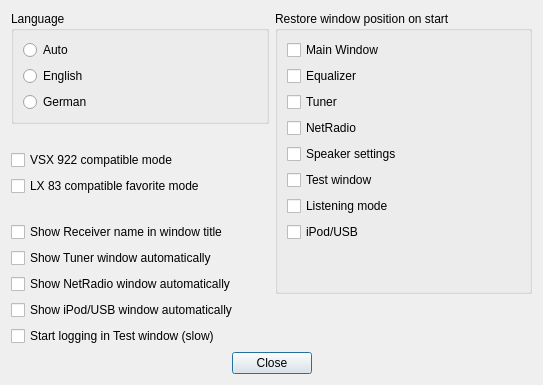
First picture: the form in settingsdialog.ui, repository AceOfSnakes/AvrPioRemote, before the edit.
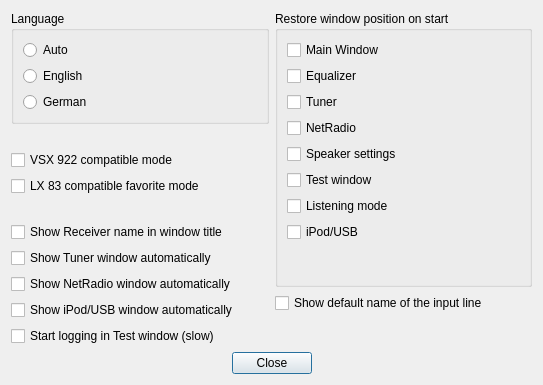
Second picture: the form after the edit.

```diff
--- a/settingsdialog.ui
+++ b/settingsdialog.ui
@@ -225,6 +225,13 @@
          </layout>
         </widget>
        </item>
+       <item>
+        <widget class="QCheckBox" name="ShowDefaultInputNameCheckBox">
+         <property name="text">
+          <string>Show default name of the input line</string>
+         </property>
+        </widget>
+       </item>
        <item>
         <spacer name="verticalSpacer_4">
          <property name="orientation">
```
